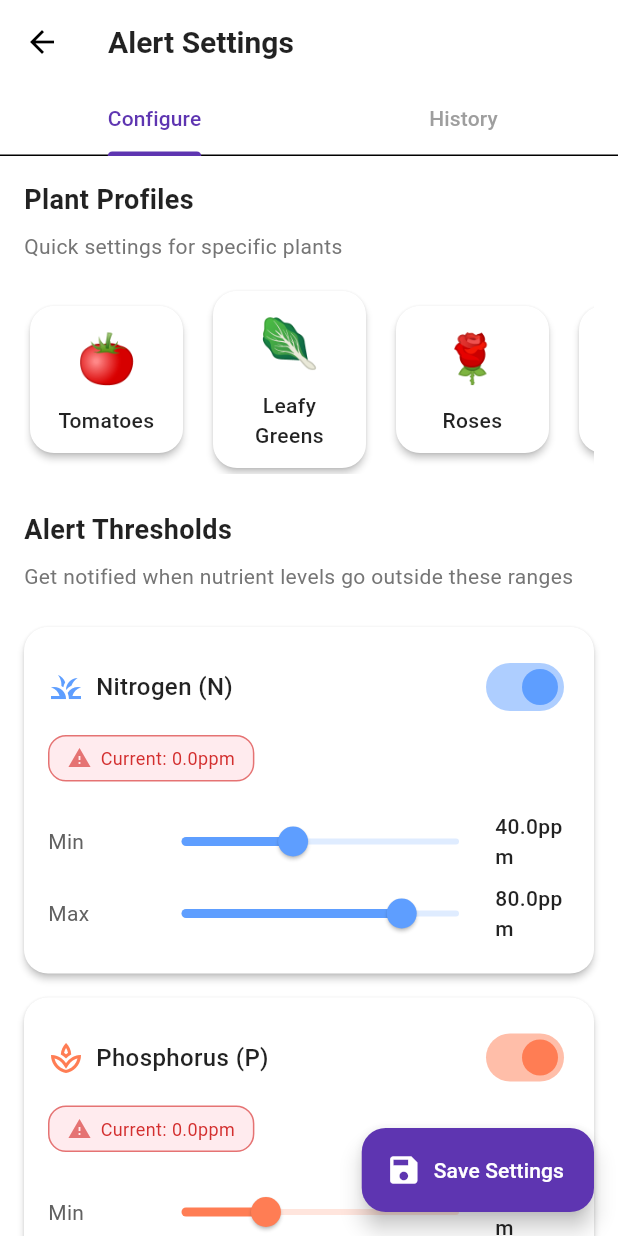
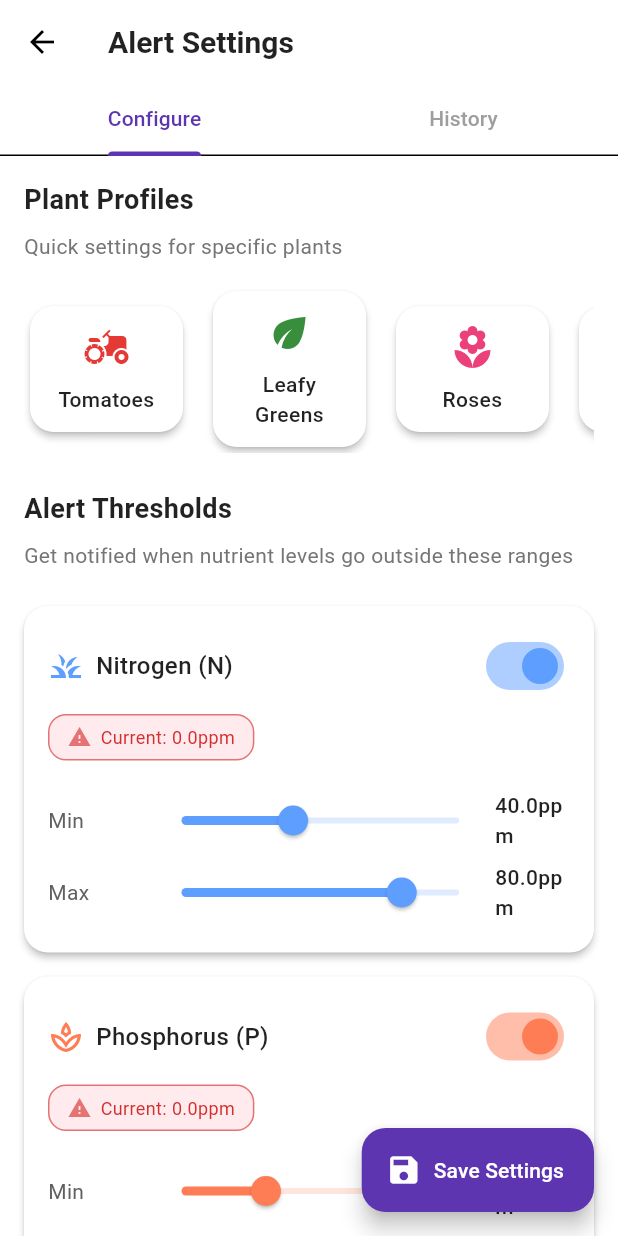
Before and after one commit to Vinayy25/npk, a Flutter app: the AlertsScreen screen opened directly, on a phone screen of 412 x 824 dp. Run offline on Flutter 3.47's test engine with Material 3 defaults, Android fonts, the phone set to English and light mode, and no system bars; our stand-ins replace fl_chart, shared_preferences; accounts and stored records are empty; network calls fail.

Commit message:
Update README with startup script instructions and enhance alerts screen icons

```diff
--- a/npkapp/lib/screens/alerts_screen.dart
+++ b/npkapp/lib/screens/alerts_screen.dart
@@ -66,7 +66,8 @@ class _AlertsScreenState extends State<AlertsScreen>
   final List<Map<String, dynamic>> _plantProfiles = [
     {
       'name': 'Tomatoes',
-      'icon': '🍅',
+      'icon': Icons.agriculture, // Replace emoji with agriculture icon
+      'color': Colors.red[600], // Add color for visual distinction
       'n': {'min': 40, 'max': 80},
       'p': {'min': 45, 'max': 70},
       'k': {'min': 40, 'max': 60},
@@ -74,7 +75,8 @@ class _AlertsScreenState extends State<AlertsScreen>
     },
     {
       'name': 'Leafy Greens',
-      'icon': '🥬',
+      'icon': Icons.eco, // Replace emoji with leaf/eco icon
+      'color': Colors.green[700],
       'n': {'min': 50, 'max': 90},
       'p': {'min': 30, 'max': 50},
       'k': {'min': 30, 'max': 50},
@@ -82,7 +84,8 @@ class _AlertsScreenState extends State<AlertsScreen>
     },
     {
       'name': 'Roses',
-      'icon': '🌹',
+      'icon': Icons.local_florist, // Replace emoji with flower icon
+      'color': Colors.pink[400],
       'n': {'min': 35, 'max': 75},
       'p': {'min': 45, 'max': 85},
       'k': {'min': 35, 'max': 60},
@@ -90,7 +93,8 @@ class _AlertsScreenState extends State<AlertsScreen>
     },
     {
       'name': 'Custom',
-      'icon': '⚙️',
+      'icon': Icons.settings, // Replace emoji with settings icon
+      'color': Colors.grey[700],
     },
   ];
 
@@ -404,9 +408,10 @@ class _AlertsScreenState extends State<AlertsScreen>
             child: Column(
               mainAxisAlignment: MainAxisAlignment.center,
               children: [
-                Text(
+                Icon(
                   profile['icon'],
-                  style: const TextStyle(fontSize: 32),
+                  color: profile['color'],
+                  size: 32,
                 ),
                 const SizedBox(height: 8),
                 Text(
```
Also changed, not shown: 2 other files.
